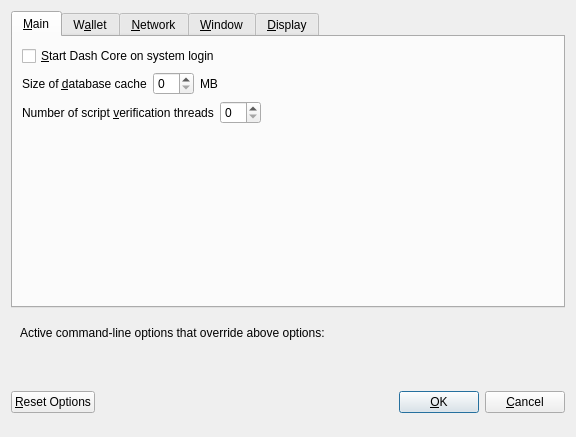
Dito24/MDClassic, file src/qt/forms/optionsdialog.ui: the form before one commit.
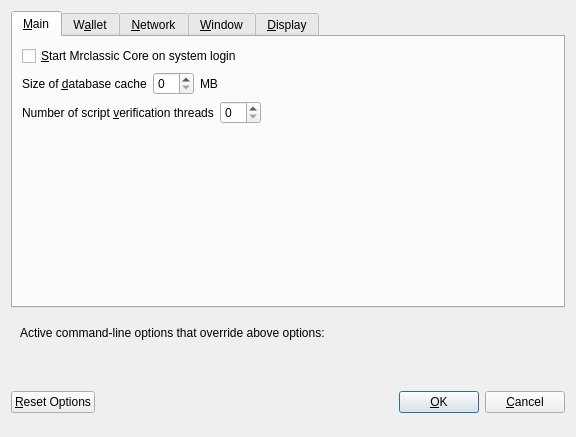
The form after the commit. Custom widgets are drawn as their Qt base class.

The edit to the form file:
```diff
--- a/src/qt/forms/optionsdialog.ui
+++ b/src/qt/forms/optionsdialog.ui
@@ -33,7 +33,7 @@
           <string>Automatically start Dash Core after logging in to the system.</string>
          </property>
          <property name="text">
-          <string>&amp;Start Dash Core on system login</string>
+          <string>&amp;Start Mrclassic Core on system login</string>
          </property>
         </widget>
        </item>
```
Left out of the diff: 14 changed lines with no effect on the pictures.
